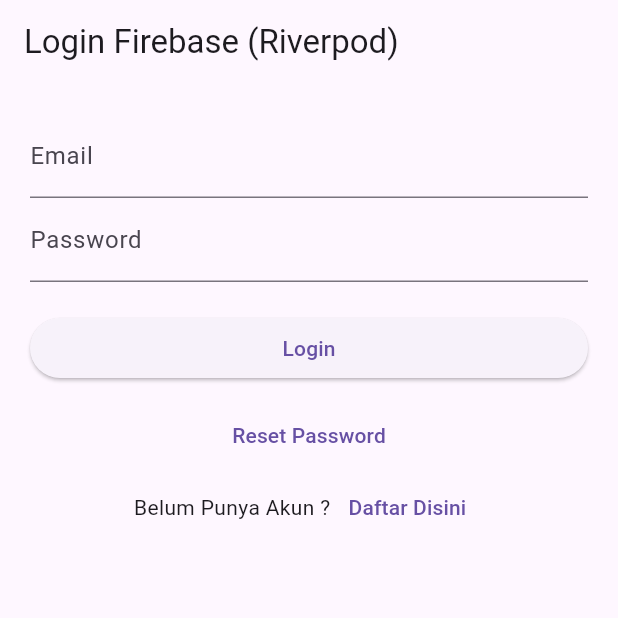
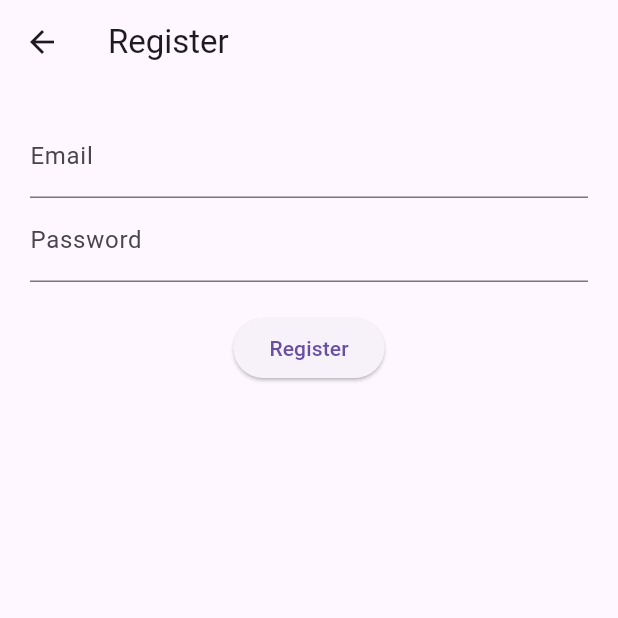
Before and after one commit to arfrhmnshrtn/p-mobile2, a Flutter app: the LoginScreen screen opened directly, after a tap on "Daftar Disini", on a phone screen of 412 x 824 dp, the top half of it. Run offline on Flutter 3.47's test engine with Material 3 defaults, Android fonts, the phone set to English and light mode, and no system bars; our stand-ins replace cloud_firestore, firebase_auth, firebase_core, flutter_riverpod; accounts and stored records are empty.

Commit message:
menambahkan fitur register

```diff
--- a/lib/screens/auth/login__screen.dart
+++ b/lib/screens/auth/login__screen.dart
@@ -2,6 +2,8 @@ import 'package:flutter/cupertino.dart';
 import 'package:flutter/material.dart';
 import 'package:flutter_riverpod/flutter_riverpod.dart';
 import 'package:project_mobile/providers/auth_provider.dart';
+import 'package:project_mobile/screens/auth/register_screen.dart';
+import 'package:project_mobile/screens/auth/reset_password_screen.dart';
 import 'package:project_mobile/screens/home/home_screen.dart';
 
 class LoginScreen extends ConsumerStatefulWidget {
@@ -56,7 +58,17 @@ class _LoginScreenState extends ConsumerState<LoginScreen> {
                 ? CircularProgressIndicator()
                 : ElevatedButton(onPressed: doLogin, child: Text("Login")),
             SizedBox(height: 10),
-            TextButton(onPressed: () {}, child: Text("Reset Password")),
+            TextButton(
+              onPressed: () {
+                Navigator.push(
+                  context,
+                  MaterialPageRoute(
+                    builder: (context) => ResetPasswordScreen(),
+                  ),
+                );
+              },
+              child: Text("Reset Password"),
+            ),
             Row(
               mainAxisAlignment: MainAxisAlignment.center,
               children: [
@@ -64,6 +76,10 @@ class _LoginScreenState extends ConsumerState<LoginScreen> {
                 TextButton(
                   onPressed: () {
                     // pindah ke halaman register
+                    Navigator.push(
+                      context,
+                      MaterialPageRoute(builder: (context) => RegisterScreen()),
+                    );
                   },
                   child: Text("Daftar Disini"),
                 ),
--- /dev/null
+++ b/lib/screens/auth/register_screen.dart
@@ -0,0 +1,81 @@
+import 'package:flutter/material.dart';
+import 'package:flutter_riverpod/flutter_riverpod.dart';
+import 'package:project_mobile/screens/auth/login__screen.dart'
+    show LoginScreen;
+import '../../providers/auth_provider.dart';
+
+class RegisterScreen extends ConsumerStatefulWidget {
+  const RegisterScreen({super.key});
+
+  @override
+  ConsumerState<RegisterScreen> createState() => _RegisterScreenState();
+}
+
+class _RegisterScreenState extends ConsumerState<RegisterScreen> {
+  final cEmail = TextEditingController();
+  final cPass = TextEditingController();
+
+  bool isLoading = false;
+
+  Future<void> doRegister() async {
+    setState(() => isLoading = true);
+
+    final result = await ref
+        .read(authProvider.notifier)
+        .register(cEmail.text, cPass.text);
+
+    setState(() => isLoading = false);
+
+    if (result == null) {
+      ScaffoldMessenger.of(
+        context,
+      ).showSnackBar(const SnackBar(content: Text("Register berhasil")));
+
+      Navigator.pushReplacement(
+        context,
+        MaterialPageRoute(builder: (_) => const LoginScreen()),
+      );
+    } else {
+      ScaffoldMessenger.of(
+        context,
+      ).showSnackBar(SnackBar(content: Text(result)));
+    }
+  }
+
+  @override
+  void dispose() {
+    cEmail.dispose();
+    cPass.dispose();
+    super.dispose();
+  }
+
+  @override
+  Widget build(BuildContext context) {
+    return Scaffold(
+      appBar: AppBar(title: const Text("Register")),
+      body: Padding(
+        padding: const EdgeInsets.all(20),
+        child: Column(
+          children: [
+            TextField(
+              controller: cEmail,
+              decoration: const InputDecoration(labelText: "Email"),
+            ),
+            TextField(
+              controller: cPass,
+              obscureText: true,
+              decoration: const InputDecoration(labelText: "Password"),
+            ),
+            const SizedBox(height: 20),
+            isLoading
+                ? const CircularProgressIndicator()
+                : ElevatedButton(
+                    onPressed: doRegister,
+                    child: const Text("Register"),
+                  ),
+          ],
+        ),
+      ),
+    );
+  }
+}
```
Also changed, not shown: lib/providers/auth_provider.dart (+39 -0 lines), lib/screens/auth/reset_password_screen.dart (added, +69 -0 lines), lib/screens/home/home_screen.dart (+23 -0 lines).
